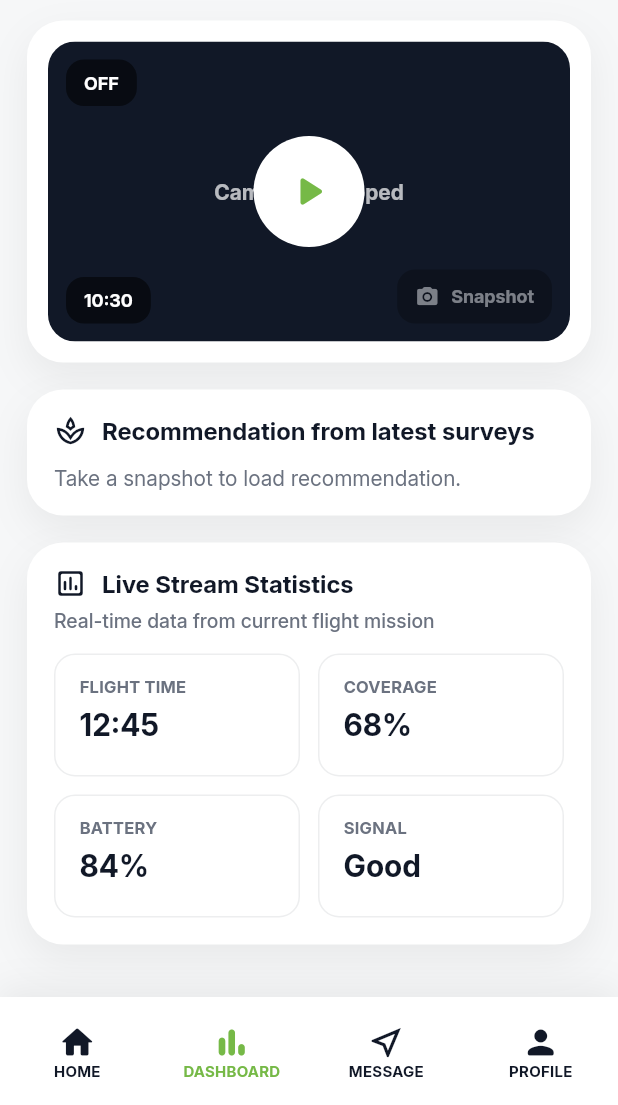
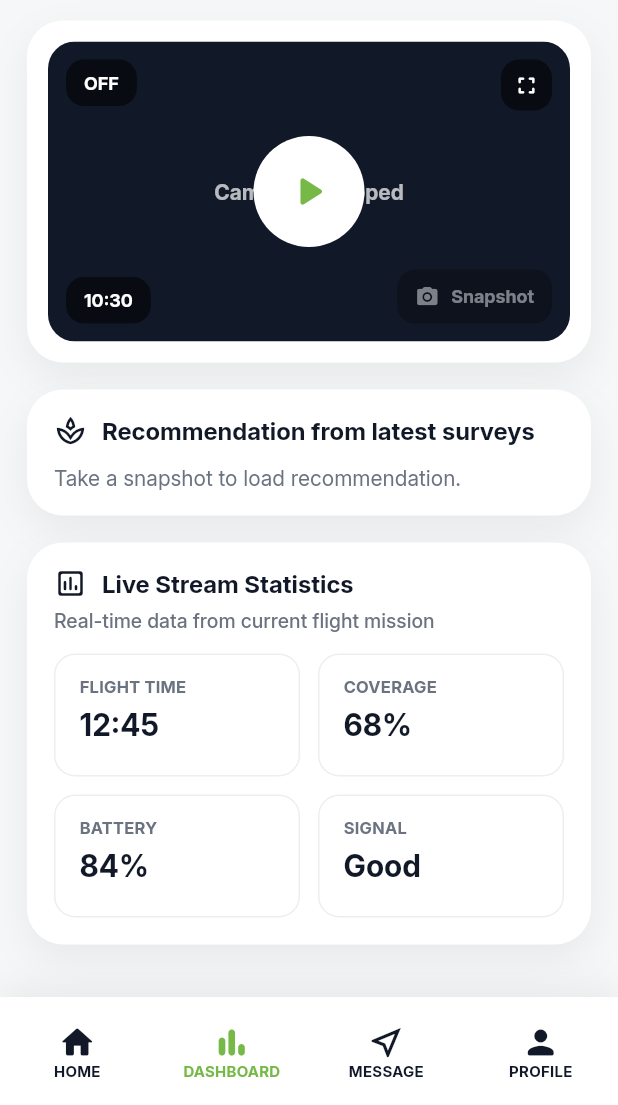
Before and after one commit to toffee1144/agronome, a Flutter app: the screen it shows after launch, item 2 of the bottom bar chosen, after a tap on the "play arrow" icon, on a phone screen of 412 x 824 dp, the part 131-1236 px from its top. Run offline on Flutter 3.47's test engine with Material 3 defaults, Android fonts, the phone set to English and light mode, and no system bars; our stand-ins replace video_player; missing offline and left inert: flutter_mjpeg; network calls fail.

Commit message:
Final apps

```diff
--- a/lib/app_config.dart
+++ b/lib/app_config.dart
@@ -1,4 +1,4 @@
 class AppConfig {
-  static const String baseUrl = 'http://10.67.102.11:5015';
+  static const String baseUrl = 'http://192.168.50.253:5015';
   static const userId = 1; // ganti sesuai user yang login
 }
--- a/lib/dashboard_page.dart
+++ b/lib/dashboard_page.dart
@@ -1,11 +1,13 @@
 // lib/dashboard_page.dart
 import 'dart:async';
 
+import 'package:agronome/fullscreen_live_page.dart';
 import 'package:agronome/live_api.dart';
 import 'package:agronome/survey_api.dart';
 import 'package:flutter/material.dart';
 import 'package:flutter_mjpeg/flutter_mjpeg.dart';
 import 'package:video_player/video_player.dart';
+import 'package:flutter/services.dart';
 
 class DashboardPage extends StatefulWidget {
   const DashboardPage({super.key});
@@ -425,17 +427,14 @@ class _Segmented extends StatelessWidget {
   }
 }
 
-class _LivePreviewCard extends StatelessWidget {
+class _LivePreviewCard extends StatefulWidget {
   final BoxDecoration decoration;
-
   final String streamUrl;
   final bool running;
   final bool hasFrame;
   final double? secondsSinceFrame;
-
   final bool recordEnabled;
   final bool recordingActive;
-
   final bool busy;
   final VoidCallback onToggle;
   final VoidCallback onSnapshot;
@@ -453,10 +452,71 @@ class _LivePreviewCard extends StatelessWidget {
     required this.onSnapshot,
   });
 
+  @override
+  State<_LivePreviewCard> createState() => _LivePreviewCardState();
+}
+
+class _LivePreviewCardState extends State<_LivePreviewCard> {
   static const green = Color(0xFF76B947);
+
+  bool _isFullscreen = false;
+  bool _showControls = true;
+  Timer? _hideTimer;
+
+  void _showThenAutoHide() {
+    _hideTimer?.cancel();
+    setState(() => _showControls = true);
+    _hideTimer = Timer(const Duration(seconds: 2), () {
+      if (mounted) setState(() => _showControls = false);
+    });
+  }
+
+  Future<void> _toggleFullscreen() async {
+  if (_isFullscreen) {
+    await SystemChrome.setPreferredOrientations([
+      DeviceOrientation.portraitUp,
+    ]);
+    await SystemChrome.setEnabledSystemUIMode(
+      SystemUiMode.edgeToEdge,
+    );
+  } else {
+    await SystemChrome.setPreferredOrientations([
+      DeviceOrientation.landscapeLeft,
+      DeviceOrientation.landscapeRight,
+    ]);
+    await SystemChrome.setEnabledSystemUIMode(
+      SystemUiMode.immersiveSticky,
+    );
+  }
+
+  if (!mounted) return;
+
+  setState(() {
+    _isFullscreen = !_isFullscreen;
+  });
+}
+
+
+  @override
+  void dispose() {
+    _hideTimer?.cancel();
+
+    SystemChrome.setPreferredOrientations([
+      DeviceOrientation.portraitUp,
+    ]);
+    SystemChrome.setEnabledSystemUIMode(
+      SystemUiMode.edgeToEdge,
+    );
+
+    super.dispose();
+  }
 
   @override
   Widget build(BuildContext context) {
+    final running = widget.running;
+    final hasFrame = widget.hasFrame;
+    final busy = widget.busy;
+
     final showNoFrame = running && !hasFrame;
     final snapEnabled = running && hasFrame && !busy;
 
@@ -469,16 +529,19 @@ class _LivePreviewCard extends StatelessWidget {
     if (!running) {
       badgeText = 'OFF';
     } else if (!hasFrame) {
-      final s = secondsSinceFrame;
+      final s = widget.secondsSinceFrame;
       badgeText = s == null ? 'NO FRAME' : 'NO FRAME ${s.toStringAsFixed(1)}s';
     } else {
       badgeText = 'LIVE';
     }
 
-    final showRec = recordEnabled && recordingActive;
 
-    return Container(
-      decoration: decoration,
+    final showRec = widget.recordEnabled && widget.recordingActive;
+
+    return GestureDetector(
+      onTap: _showThenAutoHide,
+      child: Container(
+        decoration: widget.decoration,
         padding: const EdgeInsets.fromLTRB(14, 14, 14, 14),
         child: ClipRRect(
           borderRadius: BorderRadius.circular(18),
@@ -487,15 +550,18 @@ class _LivePreviewCard extends StatelessWidget {
             child: Stack(
               fit: StackFit.expand,
               children: [
+                // 1. VIDEO PALING BAWAH
                 if (running)
                   Mjpeg(
-                  key: ValueKey(streamUrl),
+                    key: ValueKey(widget.streamUrl),
                     isLive: true,
-                  stream: streamUrl,
+                    stream: widget.streamUrl,
                     fit: BoxFit.cover,
                   )
                 else
                   Container(color: const Color(0xFF111827)),
+
+                // 2. STATUS OVERLAY
                 if (!running)
                   const Center(
                     child: Text(
@@ -503,6 +569,7 @@ class _LivePreviewCard extends StatelessWidget {
                       style: TextStyle(color: Colors.white70, fontWeight: FontWeight.w700),
                     ),
                   ),
+
                 if (showNoFrame)
                   Container(
                     color: Colors.black.withOpacity(0.45),
@@ -513,6 +580,7 @@ class _LivePreviewCard extends StatelessWidget {
                       ),
                     ),
                   ),
+
                 Positioned(
                   top: 12,
                   left: 12,
@@ -522,6 +590,7 @@ class _LivePreviewCard extends StatelessWidget {
                     fg: Colors.white,
                   ),
                 ),
+
                 if (showRec)
                   Positioned(
                     top: 12,
@@ -532,6 +601,7 @@ class _LivePreviewCard extends StatelessWidget {
                       fg: Colors.white,
                     ),
                   ),
+
                 Positioned(
                   left: 12,
                   bottom: 12,
@@ -541,23 +611,81 @@ class _LivePreviewCard extends StatelessWidget {
                     fg: Colors.white,
                   ),
                 ),
+
+                // 3. FULLSCREEN ICON
+                Positioned(
+                  top: 12,
+                  right: showRec ? 56 : 12,
+                  child: AnimatedOpacity(
+                    opacity: _showControls ? 1 : 0,
+                    duration: const Duration(milliseconds: 200),
+                    child: InkWell(
+                      onTap: () {
+                        Navigator.of(
+                          context,
+                          rootNavigator: true
+                        ).push(
+                          MaterialPageRoute(
+                            builder: (_) => FullscreenLivePage(
+                              streamUrl: widget.streamUrl,
+                              running: widget.running,
+                              hasFrame: widget.hasFrame,
+                              secondsSinceFrame: widget.secondsSinceFrame,
+                              recordEnabled: widget.recordEnabled,
+                              recordingActive: widget.recordingActive,
+                              busy: widget.busy,
+                              onToggle: widget.onToggle,
+                              onSnapshot: widget.onSnapshot,
+                            ),
+                          ),
+                        );
+                      },
+                      borderRadius: BorderRadius.circular(12),
+                      child: Container(
+                        padding: const EdgeInsets.all(8),
+                        decoration: BoxDecoration(
+                          color: Colors.black.withOpacity(0.55),
+                          borderRadius: BorderRadius.circular(12),
+                        ),
+                        child: Icon(
+                          _isFullscreen
+                              ? Icons.fullscreen_exit_rounded
+                              : Icons.fullscreen_rounded,
+                          color: Colors.white,
+                          size: 18,
+                        ),
+                      ),
+                    ),
+                  ),
+                ),
+
+                // 4. PLAY / PAUSE
                 Center(
+                  child: AnimatedOpacity(
+                    opacity: _showControls ? 1 : 0,
+                    duration: const Duration(milliseconds: 200),
                     child: InkWell(
-                  onTap: busy ? null : onToggle,
+                      onTap: busy
+                          ? null
+                          : () {
+                              widget.onToggle();
+                              _showThenAutoHide();
+                            },
                       borderRadius: BorderRadius.circular(999),
                       child: Container(
                         width: 74,
                         height: 74,
-                    decoration: const BoxDecoration(color: Colors.white, shape: BoxShape.circle),
+                        decoration: const BoxDecoration(
+                          color: Colors.white,
+                          shape: BoxShape.circle,
+                        ),
                         child: Center(
                           child: busy
-                          ? const SizedBox(
-                              width: 22,
-                              height: 22,
-                              child: CircularProgressIndicator(strokeWidth: 3),
-                            )
+                              ? const CircularProgressIndicator(strokeWidth: 3)
                               : Icon(
-                              running ? Icons.pause_rounded : Icons.play_arrow_rounded,
+                                  running
+                                      ? Icons.pause_rounded
+                                      : Icons.play_arrow_rounded,
                                   size: 34,
                                   color: green,
                                 ),
@@ -565,11 +693,14 @@ class _LivePreviewCard extends StatelessWidget {
                       ),
                     ),
                   ),
+                ),
+
+                // 5. SNAPSHOT
                 Positioned(
                   right: 12,
                   bottom: 12,
                   child: InkWell(
-                  onTap: snapEnabled ? onSnapshot : null,
+                    onTap: snapEnabled ? widget.onSnapshot : null,
                     borderRadius: BorderRadius.circular(12),
                     child: Opacity(
                       opacity: snapEnabled ? 1 : 0.45,
@@ -598,7 +729,9 @@ class _LivePreviewCard extends StatelessWidget {
                     ),
                   ),
                 ),
-            ],
+              ]
+
+            ),
           ),
         ),
       ),
```
Also changed, not shown: lib/fullscreen_live_page.dart (added, +214 -0 lines). Lines whose indentation alone changed are shown as unchanged.
